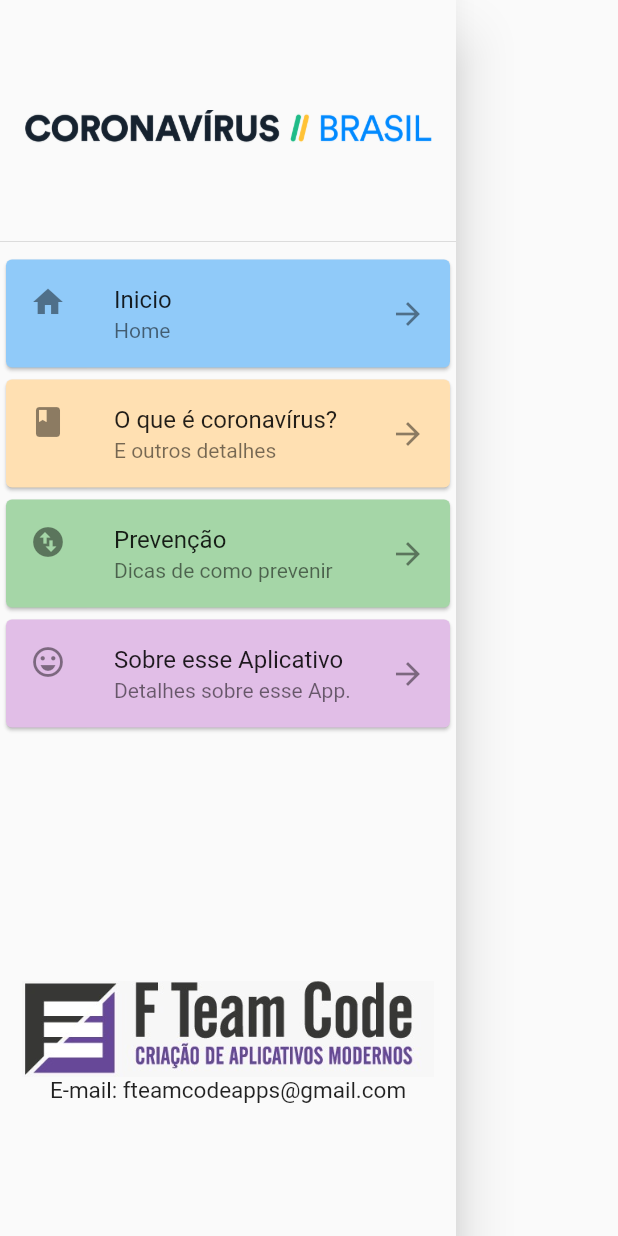
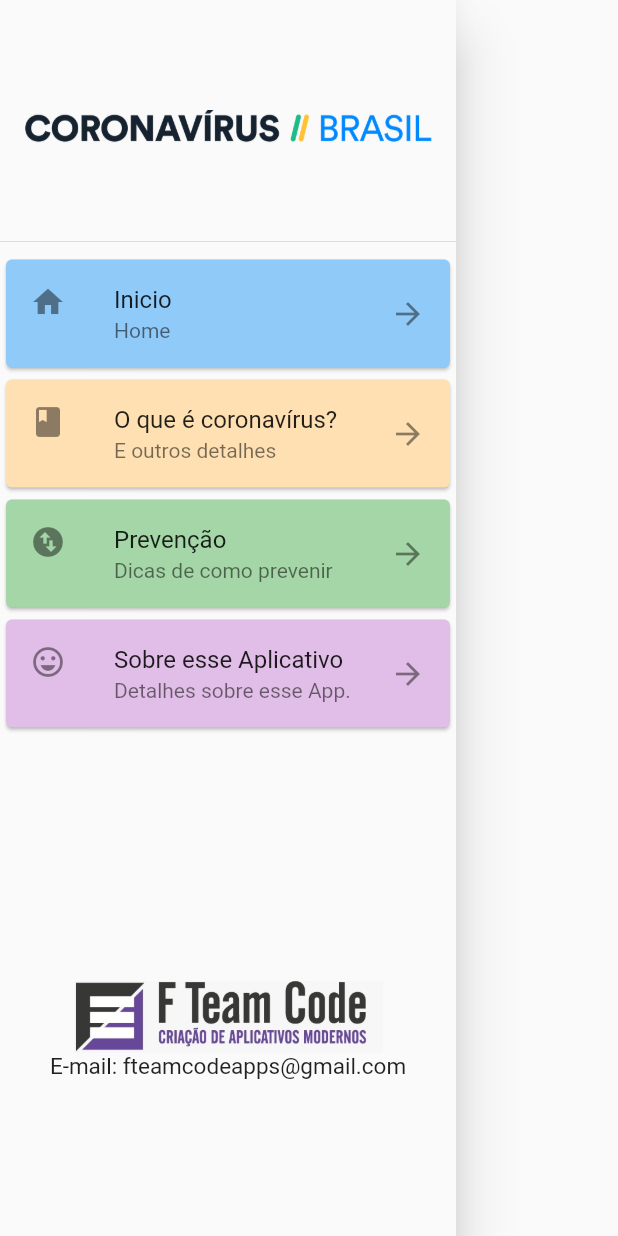
Before and after one commit to strawti/covid-gov-app, a Flutter app: what nossoDrawer() shows on an empty page, opened directly, on a phone screen of 412 x 824 dp. Run offline on Flutter 3.47's test engine with Material 2 defaults, Android fonts, the light colour scheme and no system bars; our stand-ins replace connectivity, webview_flutter.

Commit message:
Diminuir o tamanho da logo

```diff
--- a/lib/componentes/nosso_drawer.dart
+++ b/lib/componentes/nosso_drawer.dart
@@ -80,7 +80,7 @@ Widget nossoDrawer(context) {
             Image.asset(
               "images/fteamcode.jpeg",
               semanticLabel: "Logo FTeam Code",
-              width: MediaQuery.of(context).size.width / 1.5,
+              width: MediaQuery.of(context).size.width / 2,
             ),
 
             // Linha para mostrar o endereço de email
```
